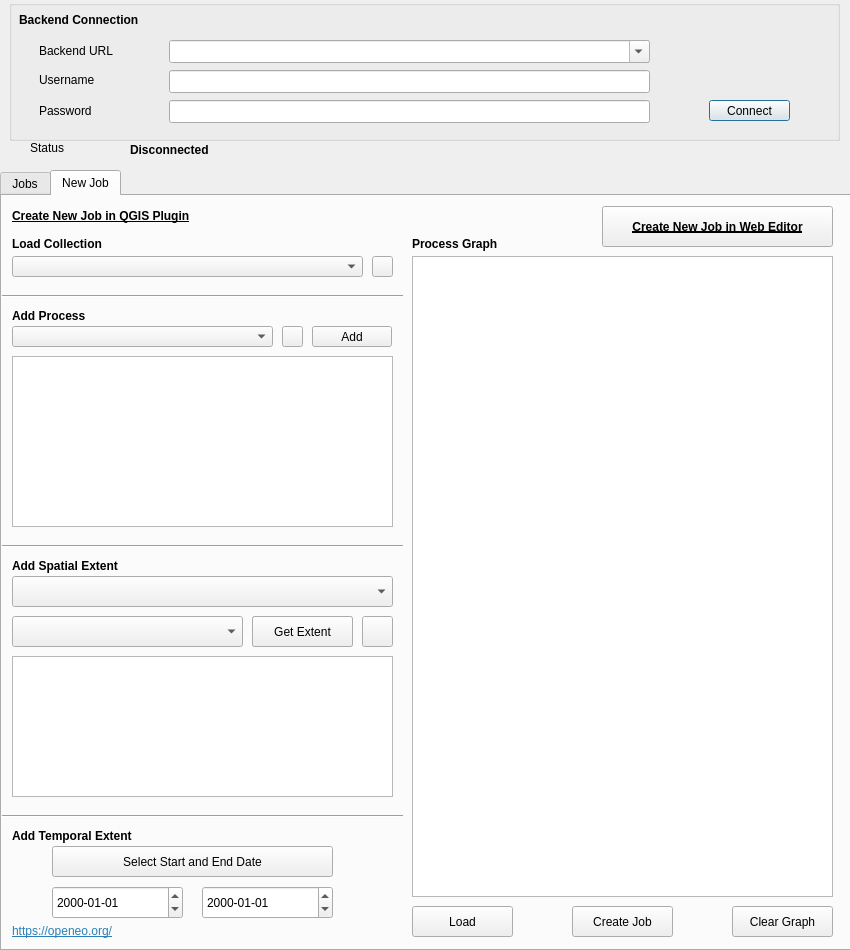
First picture: the form in openeo_connector_dialog_base.ui, repository Open-EO/openeo-qgis-plugin, before the edit.
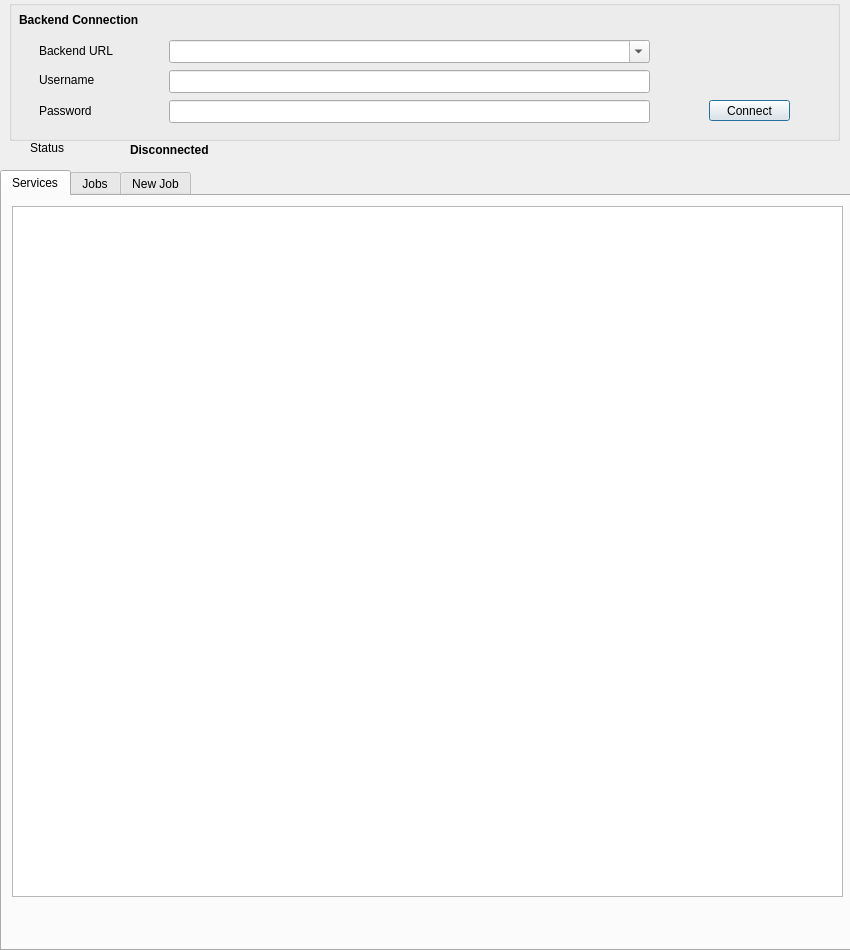
Second picture: the form after the edit. The open tabs and pages were chosen to show the change. Icons and pictures are not drawn.

Commit message: added services functionality

Patch:
```diff
--- a/openeo_connector_dialog_base.ui
+++ b/openeo_connector_dialog_base.ui
@@ -190,6 +190,21 @@
    <property name="currentIndex">
     <number>1</number>
    </property>
+   <widget class="QWidget" name="tab">
+    <attribute name="title">
+     <string>Services</string>
+    </attribute>
+    <widget class="QTableWidget" name="servicesTableWidget">
+     <property name="geometry">
+      <rect>
+       <x>10</x>
+       <y>10</y>
+       <width>831</width>
+       <height>691</height>
+      </rect>
+     </property>
+    </widget>
+   </widget>
    <widget class="QWidget" name="tab_4">
     <attribute name="title">
      <string>Jobs</string>
```
Left out of the diff: 2 changed lines with no effect on the pictures. The commit also changes 2 other files.
